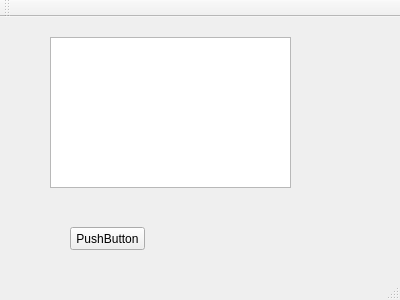
Above: bitsetsmainwindow.ui from jan-henkel/BitSet before the change. Below: the same form after it.
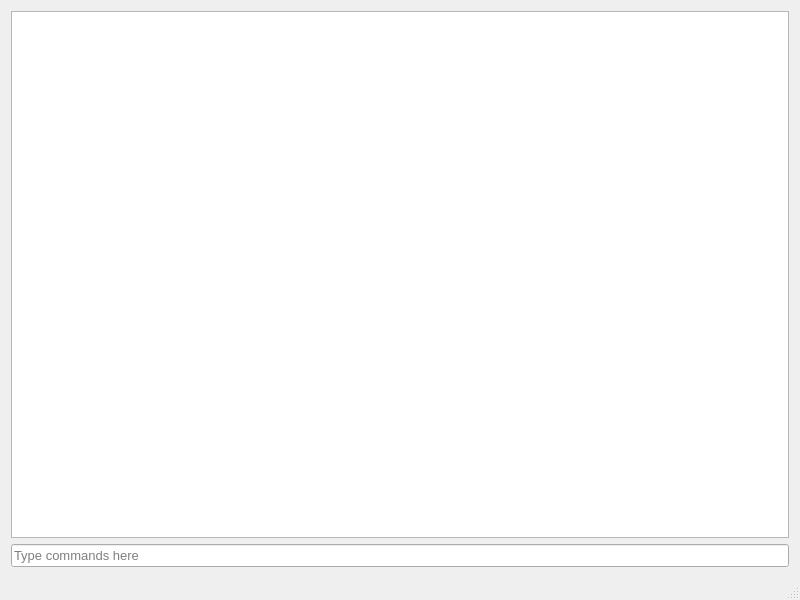
That is the form after the change. Custom widgets are drawn as their Qt base class.

```diff
--- a/bitsetsmainwindow.ui
+++ b/bitsetsmainwindow.ui
@@ -6,37 +6,46 @@
    <rect>
     <x>0</x>
     <y>0</y>
-    <width>400</width>
-    <height>300</height>
+    <width>800</width>
+    <height>600</height>
    </rect>
   </property>
   <property name="windowTitle">
    <string>BitSetsMainWindow</string>
   </property>
   <widget class="QWidget" name="centralWidget">
-   <widget class="QPushButton" name="pushButton">
-    <property name="geometry">
-     <rect>
-      <x>70</x>
-      <y>210</y>
-      <width>75</width>
-      <height>23</height>
-     </rect>
-    </property>
-    <property name="text">
-     <string>PushButton</string>
-    </property>
-   </widget>
-   <widget class="QTextEdit" name="textEdit">
-    <property name="geometry">
-     <rect>
-      <x>50</x>
-      <y>20</y>
-      <width>241</width>
-      <height>151</height>
-     </rect>
-    </property>
-   </widget>
+   <layout class="QVBoxLayout" name="verticalLayout">
+    <item>
+     <widget class="QTextEdit" name="consoleOutputTextEdit">
+      <property name="sizePolicy">
+       <sizepolicy hsizetype="Expanding" vsizetype="Expanding">
+        <horstretch>0</horstretch>
+        <verstretch>0</verstretch>
+       </sizepolicy>
+      </property>
+      <property name="font">
+       <font>
+        <pointsize>10</pointsize>
+       </font>
+      </property>
+      <property name="readOnly">
+       <bool>true</bool>
+      </property>
+     </widget>
+    </item>
+    <item>
+     <widget class="ConsoleInputTextEdit" name="consoleInputTextEdit">
+      <property name="font">
+       <font>
+        <pointsize>10</pointsize>
+       </font>
+      </property>
+      <property name="placeholderText">
+       <string>Type commands here</string>
+      </property>
+     </widget>
+    </item>
+   </layout>
   </widget>
   <widget class="QMenuBar" name="menuBar">
    <property name="geometry">
@@ -48,17 +57,16 @@
     </rect>
    </property>
   </widget>
-  <widget class="QToolBar" name="mainToolBar">
-   <attribute name="toolBarArea">
-    <enum>TopToolBarArea</enum>
-   </attribute>
-   <attribute name="toolBarBreak">
-    <bool>false</bool>
-   </attribute>
-  </widget>
   <widget class="QStatusBar" name="statusBar"/>
  </widget>
  <layoutdefault spacing="6" margin="11"/>
+ <customwidgets>
+  <customwidget>
+   <class>ConsoleInputTextEdit</class>
+   <extends>QLineEdit</extends>
+   <header>consoleinputtextedit.h</header>
+  </customwidget>
+ </customwidgets>
  <resources/>
  <connections/>
 </ui>
```
Left out of the diff: 2 changed lines with no effect on the pictures.
